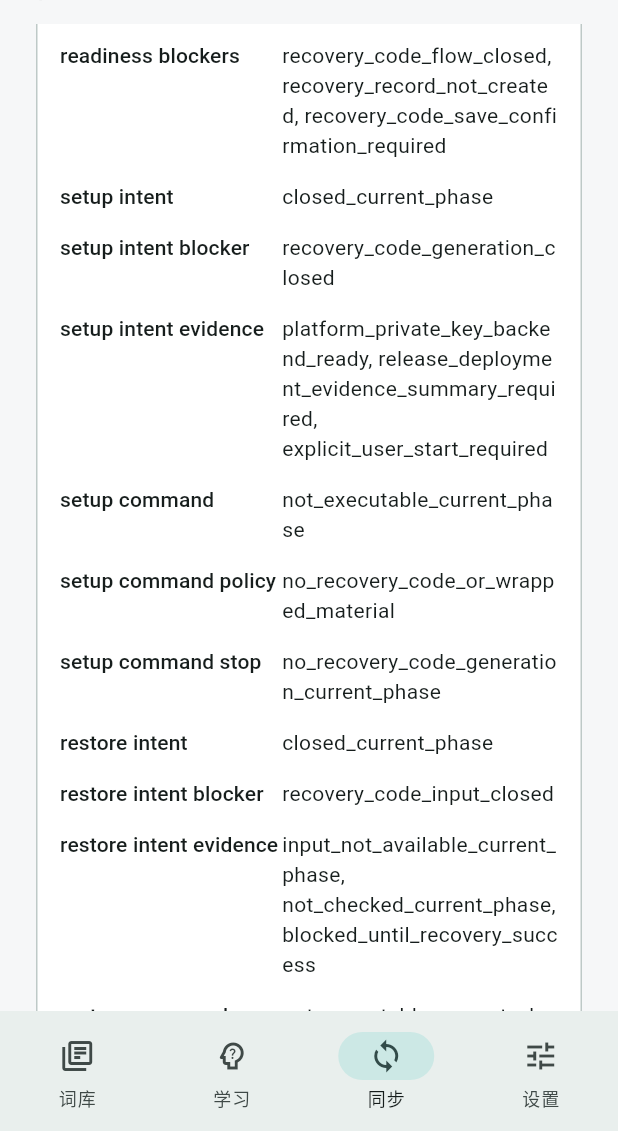
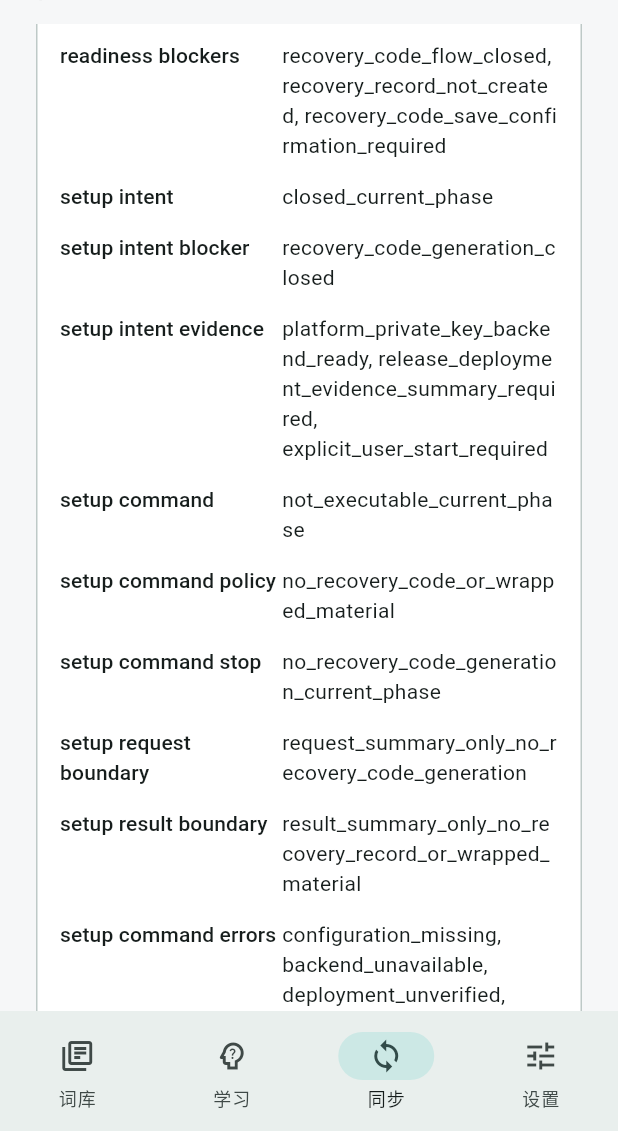
Before and after one commit to laugh0608/RadishLex, a Flutter app: the screen it shows after launch, item 3 of the bottom bar chosen, scrolled down 3456 dp, on a phone screen of 412 x 824 dp, the part 105-1236 px from its top. Run offline on Flutter 3.47's test engine with Material 3 defaults, Android fonts, the phone set to English and light mode, and no system bars; missing offline and left inert: dart:ffi.

Commit message:
feat(manager): add sync action protocol preview

```diff
--- a/apps/radishlex-manager/lib/src/models/manager_diagnostics_models.dart
+++ b/apps/radishlex-manager/lib/src/models/manager_diagnostics_models.dart
@@ -387,6 +387,21 @@ ManagerDiagnosticsReport createManagerDiagnosticsReport(
             'gate',
           ),
           _diagnosticsItem(
+            'sync.action_command_request_boundaries',
+            actionCommandPlan.requestBoundarySummary,
+            'gate',
+          ),
+          _diagnosticsItem(
+            'sync.action_command_result_boundaries',
+            actionCommandPlan.resultBoundarySummary,
+            'gate',
+          ),
+          _diagnosticsItem(
+            'sync.action_command_error_codes',
+            actionCommandPlan.errorCodeSummary,
+            'error_code',
+          ),
+          _diagnosticsItem(
             'sync.user_sync_enabled',
             syncGateAudit.entryGate.userSyncEnabled.toString(),
             'gate',
--- a/apps/radishlex-manager/lib/src/models/manager_sync_entry_models.dart
+++ b/apps/radishlex-manager/lib/src/models/manager_sync_entry_models.dart
@@ -179,6 +179,9 @@ class SyncActionCommandPreview {
     required this.sourceTag,
     required this.dataPolicy,
     required this.stopLine,
+    required this.requestBoundary,
+    required this.resultBoundary,
+    required this.errorCodes,
   });
 
   final String actionId;
@@ -190,9 +193,16 @@ class SyncActionCommandPreview {
   final String sourceTag;
   final String dataPolicy;
   final String stopLine;
+  final String requestBoundary;
+  final String resultBoundary;
+  final List<String> errorCodes;
 
   String get requiredEvidenceSummary {
     return managerSyncCodeSummary(requiredEvidenceCodes);
+  }
+
+  String get errorCodeSummary {
+    return managerSyncCodeSummary(errorCodes);
   }
 
   String get visibilitySummary {
@@ -226,6 +236,9 @@ class SyncActionCommandPreviewPlan {
         sourceTag: 'manager_sync_action_command_preview',
         dataPolicy: managerSyncActionCommandPreviewDataPolicy,
         stopLine: 'no_bridge_command_without_interaction_intent',
+        requestBoundary: 'no_request_without_interaction_intent',
+        resultBoundary: 'no_result_without_interaction_intent',
+        errorCodes: const ['interaction_intent_missing'],
       ),
     );
   }
@@ -277,6 +290,24 @@ class SyncActionCommandPreviewPlan {
 
   String get stopLineSummary {
     return managerSyncCodeSummary(previews.map((preview) => preview.stopLine));
+  }
+
+  String get requestBoundarySummary {
+    return managerSyncCodeSummary(
+      previews.map((preview) => preview.requestBoundary),
+    );
+  }
+
+  String get resultBoundarySummary {
+    return managerSyncCodeSummary(
+      previews.map((preview) => preview.resultBoundary),
+    );
+  }
+
+  String get errorCodeSummary {
+    return managerSyncCodeSummary(
+      previews.expand((preview) => preview.errorCodes),
+    );
   }
 }
 
@@ -974,6 +1005,9 @@ SyncActionCommandPreview _syncActionCommandPreviewFromIntent(
     sourceTag: intent.sourceTag,
     dataPolicy: _syncActionCommandDataPolicy(intent.actionId),
     stopLine: _syncActionCommandStopLine(intent.actionId),
+    requestBoundary: _syncActionCommandRequestBoundary(intent.actionId),
+    resultBoundary: _syncActionCommandResultBoundary(intent.actionId),
+    errorCodes: _syncActionCommandErrorCodes(intent.actionId),
   );
 }
 
@@ -1019,6 +1053,88 @@ String _syncActionCommandStopLine(String actionId) {
       return 'no_device_revocation_current_phase';
     default:
       return 'no_unknown_bridge_command_current_phase';
+  }
+}
+
+String _syncActionCommandRequestBoundary(String actionId) {
+  switch (actionId) {
+    case 'recovery_setup':
+      return 'request_summary_only_no_recovery_code_generation';
+    case 'recovery_restore':
+      return 'request_summary_only_no_recovery_code_input';
+    case 'join_request_authorization':
+      return 'request_summary_only_no_join_request_or_short_code';
+    case 'device_revocation':
+      return 'request_summary_only_no_device_signature_or_key_epoch';
+    default:
+      return 'request_summary_only_no_unknown_bridge_command';
+  }
+}
+
+String _syncActionCommandResultBoundary(String actionId) {
+  switch (actionId) {
+    case 'recovery_setup':
+      return 'result_summary_only_no_recovery_record_or_wrapped_material';
+    case 'recovery_restore':
+      return 'result_summary_only_no_unwrapped_device_material';
+    case 'join_request_authorization':
+      return 'result_summary_only_no_authorization_package_or_signature';
+    case 'device_revocation':
+      return 'result_summary_only_no_revocation_record_or_key_epoch_material';
+    default:
+      return 'result_summary_only_no_unknown_bridge_command';
+  }
+}
+
+List<String> _syncActionCommandErrorCodes(String actionId) {
+  switch (actionId) {
+    case 'recovery_setup':
+      return const [
+        'configuration_missing',
+        'backend_unavailable',
+        'deployment_unverified',
+        'recovery_code_required',
+        'recovery_record_missing',
+        'recovery_record_revoked',
+        'local_data_inconsistent',
+      ];
+    case 'recovery_restore':
+      return const [
+        'configuration_missing',
+        'authentication_required',
+        'deployment_unverified',
+        'recovery_code_required',
+        'recovery_code_invalid',
+        'recovery_record_missing',
+        'recovery_record_revoked',
+        'network_unreachable',
+        'local_data_inconsistent',
+      ];
+    case 'join_request_authorization':
+      return const [
+        'configuration_missing',
+        'authentication_required',
+        'backend_unavailable',
+        'deployment_unverified',
+        'join_request_expired',
+        'authorization_rejected',
+        'device_revoked',
+        'network_unreachable',
+        'local_data_inconsistent',
+      ];
+    case 'device_revocation':
+      return const [
+        'configuration_missing',
+        'authentication_required',
+        'backend_unavailable',
+        'deployment_unverified',
+        'device_revoked',
+        'key_epoch_rotation_required',
+        'network_unreachable',
+        'local_data_inconsistent',
+      ];
+    default:
+      return const ['unknown_action_id'];
   }
 }
 
--- a/apps/radishlex-manager/lib/src/screens/settings_view.dart
+++ b/apps/radishlex-manager/lib/src/screens/settings_view.dart
@@ -769,6 +769,18 @@ class _SettingsSyncGatePreview extends StatelessWidget {
             value: actionCommandPlan.stopLineSummary,
           ),
           ManagerKeyValueRow(
+            label: 'command request boundary',
+            value: actionCommandPlan.requestBoundarySummary,
+          ),
+          ManagerKeyValueRow(
+            label: 'command result boundary',
+            value: actionCommandPlan.resultBoundarySummary,
+          ),
+          ManagerKeyValueRow(
+            label: 'command errors',
+            value: actionCommandPlan.errorCodeSummary,
+          ),
+          ManagerKeyValueRow(
             label: 'user sync enabled',
             value: audit.entryGate.userSyncEnabled.toString(),
           ),
--- a/apps/radishlex-manager/lib/src/screens/sync/sync_device_authorization_section.dart
+++ b/apps/radishlex-manager/lib/src/screens/sync/sync_device_authorization_section.dart
@@ -101,6 +101,18 @@ class SyncDeviceAuthorizationSection extends StatelessWidget {
             value: joinCommand.stopLine,
           ),
           ManagerKeyValueRow(
+            label: 'join request boundary',
+            value: joinCommand.requestBoundary,
+          ),
+          ManagerKeyValueRow(
+            label: 'join result boundary',
+            value: joinCommand.resultBoundary,
+          ),
+          ManagerKeyValueRow(
+            label: 'join command errors',
+            value: joinCommand.errorCodeSummary,
+          ),
+          ManagerKeyValueRow(
             label: 'revocation intent',
             value: revocationIntent.intentStatus,
           ),
@@ -123,6 +135,18 @@ class SyncDeviceAuthorizationSection extends StatelessWidget {
           ManagerKeyValueRow(
             label: 'revocation command stop',
             value: revocationCommand.stopLine,
+          ),
+          ManagerKeyValueRow(
+            label: 'revocation request boundary',
+            value: revocationCommand.requestBoundary,
+          ),
+          ManagerKeyValueRow(
+            label: 'revocation result boundary',
+            value: revocationCommand.resultBoundary,
+          ),
+          ManagerKeyValueRow(
+            label: 'revocation command errors',
+            value: revocationCommand.errorCodeSummary,
           ),
           ManagerKeyValueRow(
             label: 'join flow',
--- a/apps/radishlex-manager/lib/src/screens/sync/sync_recovery_section.dart
+++ b/apps/radishlex-manager/lib/src/screens/sync/sync_recovery_section.dart
@@ -90,6 +90,18 @@ class SyncRecoverySection extends StatelessWidget {
             value: setupCommand.stopLine,
           ),
           ManagerKeyValueRow(
+            label: 'setup request boundary',
+            value: setupCommand.requestBoundary,
+          ),
+          ManagerKeyValueRow(
+            label: 'setup result boundary',
+            value: setupCommand.resultBoundary,
+          ),
+          ManagerKeyValueRow(
+            label: 'setup command errors',
+            value: setupCommand.errorCodeSummary,
+          ),
+          ManagerKeyValueRow(
             label: 'restore intent',
             value: restoreIntent.intentStatus,
           ),
@@ -112,6 +124,18 @@ class SyncRecoverySection extends StatelessWidget {
           ManagerKeyValueRow(
             label: 'restore command stop',
             value: restoreCommand.stopLine,
+          ),
+          ManagerKeyValueRow(
+            label: 'restore request boundary',
+            value: restoreCommand.requestBoundary,
+          ),
+          ManagerKeyValueRow(
+            label: 'restore result boundary',
+            value: restoreCommand.resultBoundary,
+          ),
+          ManagerKeyValueRow(
+            label: 'restore command errors',
+            value: restoreCommand.errorCodeSummary,
           ),
           ManagerKeyValueRow(
             label: 'setup flow',
```
Also changed, not shown: 12 other files.
